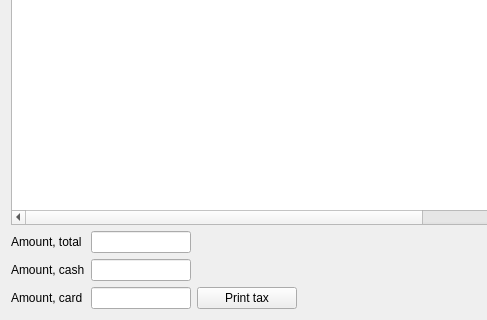
End1-1/Cafe5, file FrontDesk/c5salefromstoreorder.ui: the form before one commit; both pictures show x 0 to 487 and y 287 to 607 of the 712 by 607 pixel window.
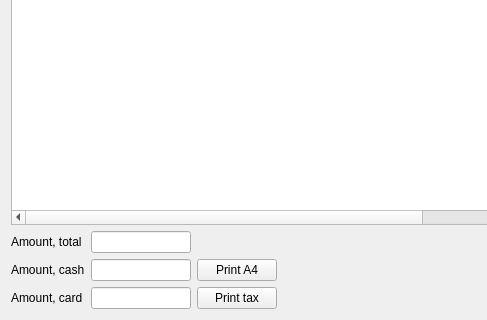
The form after the commit. Icons and pictures are not drawn. Custom widgets are drawn as their Qt base class.

```diff
--- a/FrontDesk/c5salefromstoreorder.ui
+++ b/FrontDesk/c5salefromstoreorder.ui
@@ -377,19 +377,6 @@
         </property>
        </widget>
       </item>
-      <item row="2" column="4">
-       <widget class="QPushButton" name="btnPrintTax">
-        <property name="maximumSize">
-         <size>
-          <width>100</width>
-          <height>16777215</height>
-         </size>
-        </property>
-        <property name="text">
-         <string>Print tax</string>
-        </property>
-       </widget>
-      </item>
       <item row="2" column="0">
        <widget class="QLabel" name="label_5">
         <property name="text">
@@ -410,6 +397,32 @@
         </property>
        </spacer>
       </item>
+      <item row="1" column="2">
+       <widget class="QPushButton" name="btnPrintA4">
+        <property name="maximumSize">
+         <size>
+          <width>100</width>
+          <height>16777215</height>
+         </size>
+        </property>
+        <property name="text">
+         <string>Print A4</string>
+        </property>
+       </widget>
+      </item>
+      <item row="2" column="2">
+       <widget class="QPushButton" name="btnPrintTax">
+        <property name="maximumSize">
+         <size>
+          <width>100</width>
+          <height>16777215</height>
+         </size>
+        </property>
+        <property name="text">
+         <string>Print tax</string>
+        </property>
+       </widget>
+      </item>
      </layout>
     </widget>
    </item>
@@ -421,11 +434,6 @@
    <extends>QLineEdit</extends>
    <header location="global">c5dateedit.h</header>
   </customwidget>
-  <customwidget>
-   <class>C5LineEditWithSelector</class>
-   <extends>QLineEdit</extends>
-   <header location="global">c5lineeditwithselector.h</header>
-  </customwidget>
   <customwidget>
    <class>C5LineEdit</class>
    <extends>QLineEdit</extends>
@@ -436,6 +444,11 @@
    <extends>QTableWidget</extends>
    <header location="global">c5tablewidget.h</header>
   </customwidget>
+  <customwidget>
+   <class>C5LineEditWithSelector</class>
+   <extends>QLineEdit</extends>
+   <header location="global">c5lineeditwithselector.h</header>
+  </customwidget>
  </customwidgets>
  <resources>
   <include location="../resources/res.qrc"/>
```
Left out of the diff: 2 changed lines with no effect on the pictures.
